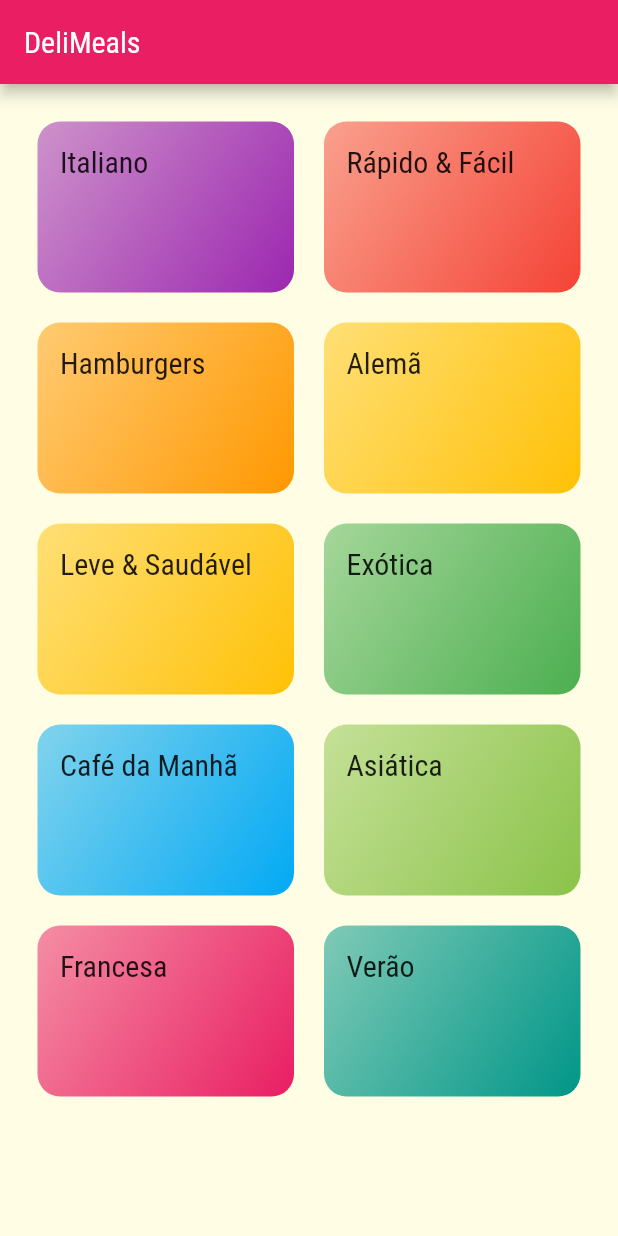
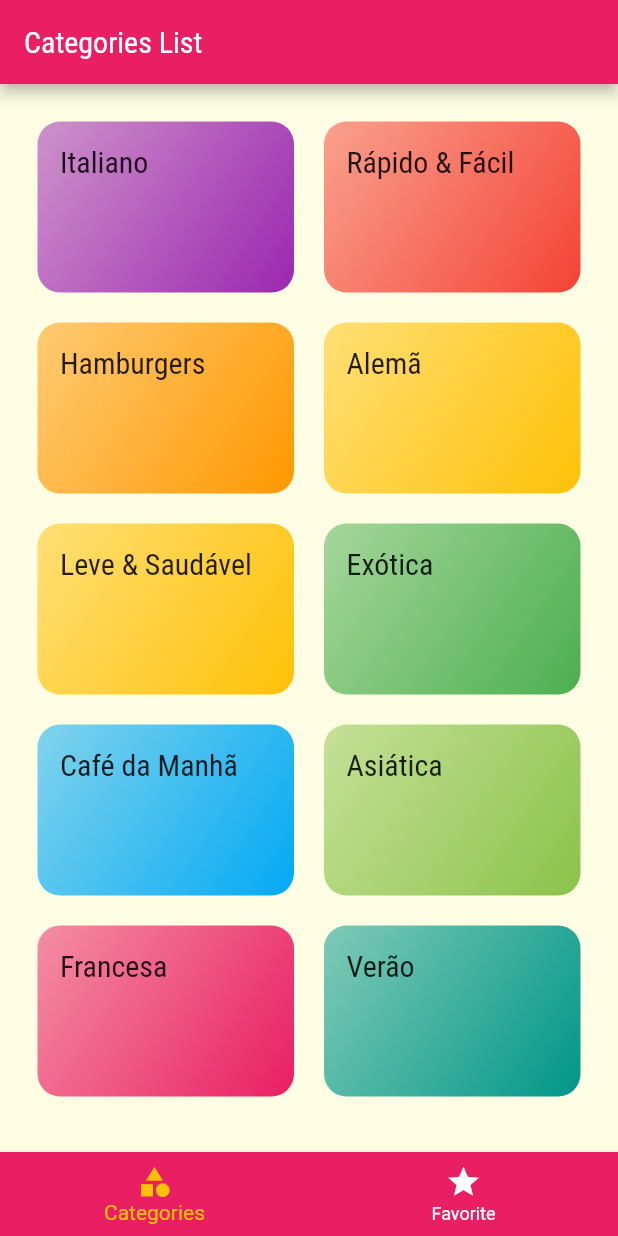
Before and after one commit to Uriel-David/Estudos_Dart-Flutter, a Flutter app: the screen it shows after launch, on a phone screen of 412 x 824 dp. Run offline on Flutter 3.47's test engine with Material 2 defaults, Android fonts, the phone set to English and light mode, and no system bars.

Commit message:
finish meat screen item and create nav tab

```diff
--- a/meals/lib/main.dart
+++ b/meals/lib/main.dart
@@ -1,6 +1,8 @@
 import 'package:flutter/material.dart';
 import 'package:meals/screens/categories_screen.dart';
 import 'package:meals/screens/categories_meals_screen.dart';
+import 'package:meals/screens/meal_detail_screen.dart';
+import 'package:meals/screens/tabs_screen.dart';
 import 'package:meals/utils/app_routes.dart';
 
 void main() => runApp(const MyApp());
@@ -27,9 +29,24 @@ class MyApp extends StatelessWidget {
             ),
       ),
       routes: {
-        AppRoutes.home: (ctx) => const CategoriesScreen(),
+        AppRoutes.home: (ctx) => const TabsScreen(),
         AppRoutes.categoriesMeals: (ctx) => const CategoriesMealsScreen(),
+        AppRoutes.mealDetail: (ctx) => const MealDetailScreen(),
       },
+      /* onGenerateRoute: (settings) {
+        if (settings.name == '/something') {
+          return null;
+        } else {
+          return MaterialPageRoute(builder: (_) {
+            return const CategoriesScreen();
+          });
+        }
+      }, */
+      /* onUnknownRoute: (settings) {
+        return MaterialPageRoute(builder: (_) {
+          return const CategoriesScreen();
+        });
+      }, */
     );
   }
 }
--- a/meals/lib/screens/categories_screen.dart
+++ b/meals/lib/screens/categories_screen.dart
@@ -7,11 +7,7 @@ class CategoriesScreen extends StatelessWidget {
 
   @override
   Widget build(BuildContext context) {
-    return Scaffold(
-      appBar: AppBar(
-        title: const Text('DeliMeals'),
-      ),
-      body: GridView(
+    return GridView(
       padding: const EdgeInsets.all(25),
       gridDelegate: const SliverGridDelegateWithMaxCrossAxisExtent(
         maxCrossAxisExtent: 200,
@@ -22,7 +18,6 @@ class CategoriesScreen extends StatelessWidget {
       children: dummyCategories.map((category) {
         return CategoryItem(category);
       }).toList(),
-      ),
     );
   }
 }
--- /dev/null
+++ b/meals/lib/screens/tabs_screen.dart
@@ -0,0 +1,81 @@
+import 'package:flutter/material.dart';
+import 'package:meals/screens/categories_screen.dart';
+import 'package:meals/screens/favorite_screen.dart';
+
+class TabsScreen extends StatefulWidget {
+  const TabsScreen({super.key});
+
+  @override
+  State<TabsScreen> createState() => _TabsScreenState();
+}
+
+class _TabsScreenState extends State<TabsScreen> {
+  int _selectedScreenIndex = 0;
+  final List<Map<String, Object>> _screen = [
+    {'title': 'Categories List', 'screen': const CategoriesScreen()},
+    {'title': 'My Favorites', 'screen': const FavoriteScreen()},
+  ];
+
+  _selectScreen(int index) {
+    setState(() {
+      _selectedScreenIndex = index;
+    });
+  }
+
+  @override
+  Widget build(BuildContext context) {
+    /* return DefaultTabController(
+      length: 2,
+      initialIndex: 0,
+      child: Scaffold(
+        appBar: AppBar(
+          title: const Text('Let\'s go Cooking?'),
+          bottom: const TabBar(
+            tabs: <Widget>[
+              Tab(
+                icon: Icon(Icons.category),
+                text: 'Categories',
+              ),
+              Tab(
+                icon: Icon(Icons.star),
+                text: 'Favorite',
+              ),
+            ],
+          ),
+        ),
+        body: const TabBarView(
+          children: <Widget>[
+            CategoriesScreen(),
+            FavoriteScreen(),
+          ],
+        ),
+      ),
+    ); */
+
+    return Scaffold(
+      appBar: AppBar(
+        title: Text(
+          _screen[_selectedScreenIndex]['title'] as String,
+        ),
+      ),
+      body: _screen[_selectedScreenIndex]['screen'] as Widget,
+      bottomNavigationBar: BottomNavigationBar(
+        onTap: _selectScreen,
+        backgroundColor: Theme.of(context).colorScheme.primary,
+        unselectedItemColor: Colors.white,
+        selectedItemColor: Theme.of(context).colorScheme.secondary,
+        currentIndex: _selectedScreenIndex,
+        items: const <BottomNavigationBarItem>[
+          BottomNavigationBarItem(
+            icon: Icon(Icons.category),
+            label: 'Categories',
+          ),
+          BottomNavigationBarItem(
+            icon: Icon(Icons.star),
+            label: 'Favorite',
+          ),
+        ],
+      ),
+    );
+  }
+}
--- a/meals/lib/utils/app_routes.dart
+++ b/meals/lib/utils/app_routes.dart
@@ -1,4 +1,5 @@
 class AppRoutes {
   static const home = '/';
   static const categoriesMeals = '/categories-meals';
+  static const mealDetail = '/meal-detail';
 }
```
Also changed, not shown: meals/lib/components/meal_item.dart (+9 -2 lines), meals/lib/screens/favorite_screen.dart (added, +12 -0 lines), meals/lib/screens/meal_detail_screen.dart (added, +93 -0 lines). Lines whose indentation alone changed are shown as unchanged.
